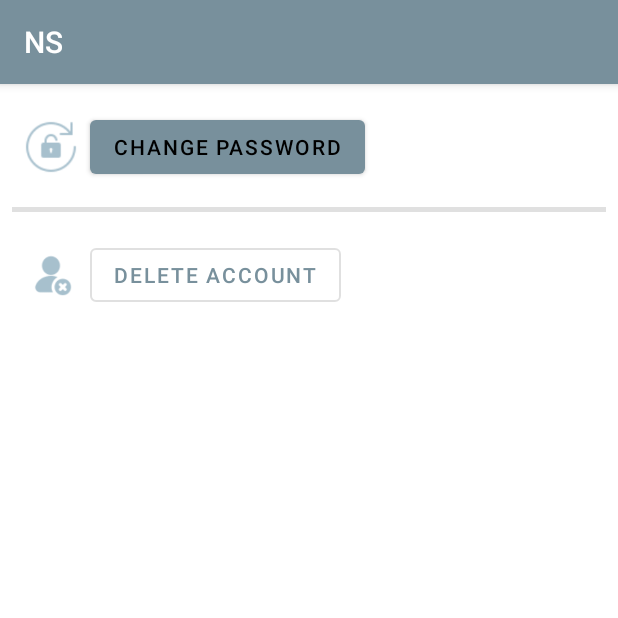
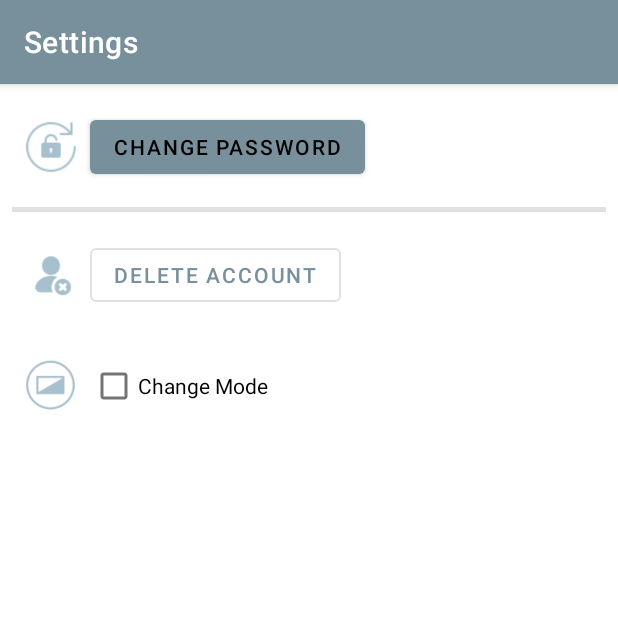
Before and after one commit to Weaam87/NS, an Android app: the screen it shows after launch once a user with an empty profile is signed in (SettingsActivity), item 3 of the bottom bar chosen, on a phone screen of 412 x 824 dp, the top half of it. Run offline under Robolectric (Android 15) with nearby library versions, the phone set to English and light mode, and no system bars; our stand-ins replace Firebase (no records; nobody signed in at launch, a user with empty details on screens opened directly).

Commit message:
add settings/change mode

```diff
--- a/app/src/main/res/layout/activity_settings.xml
+++ b/app/src/main/res/layout/activity_settings.xml
@@ -134,6 +134,29 @@
             app:layout_constraintStart_toEndOf="@+id/img_delete_account"
             app:layout_constraintTop_toTopOf="@+id/img_delete_account" />
 
+        <com.google.android.material.checkbox.MaterialCheckBox
+            android:id="@+id/change_mode"
+            android:layout_width="wrap_content"
+            android:layout_height="wrap_content"
+            android:layout_marginStart="8dp"
+            android:layout_marginTop="32dp"
+            android:layout_marginBottom="24dp"
+            android:minHeight="48dp"
+            android:text="@string/change_mode"
+            app:layout_constraintBottom_toBottomOf="parent"
+            app:layout_constraintStart_toEndOf="@+id/mode_icon"
+            app:layout_constraintTop_toBottomOf="@+id/img_delete_account" />
+
+        <ImageView
+            android:id="@+id/mode_icon"
+            android:layout_width="36dp"
+            android:layout_height="36dp"
+            android:layout_marginStart="16dp"
+            app:layout_constraintBottom_toBottomOf="@+id/change_mode"
+            app:layout_constraintStart_toStartOf="parent"
+            app:layout_constraintTop_toTopOf="@+id/change_mode"
+            app:srcCompat="@drawable/change_mode" />
+
     </androidx.constraintlayout.widget.ConstraintLayout>
 
 </ScrollView>
--- a/app/src/main/res/values/strings.xml
+++ b/app/src/main/res/values/strings.xml
@@ -17,6 +17,7 @@
     <string name="current_location">Location</string>
     <string name="home">Home</string>
     <string name="latitude">Latitude:</string>
+    <string name="change_mode">Change Mode</string>
     <string name="can_not_undo">WARNING ! \nThis action can not be undo</string>
     <string name="delete_account_confirmation">Delete your account ?</string>
     <string name="longitude">Longitude:</string>
```
Also changed, not shown: app/src/main/AndroidManifest.xml (+10 -5 lines), app/src/main/java/com/example/ns/ui/SettingsActivity.kt (+26 -0 lines), app/src/main/res/drawable-v21/change_mode.png (added), app/src/main/res/drawable/change_mode.png (added).
